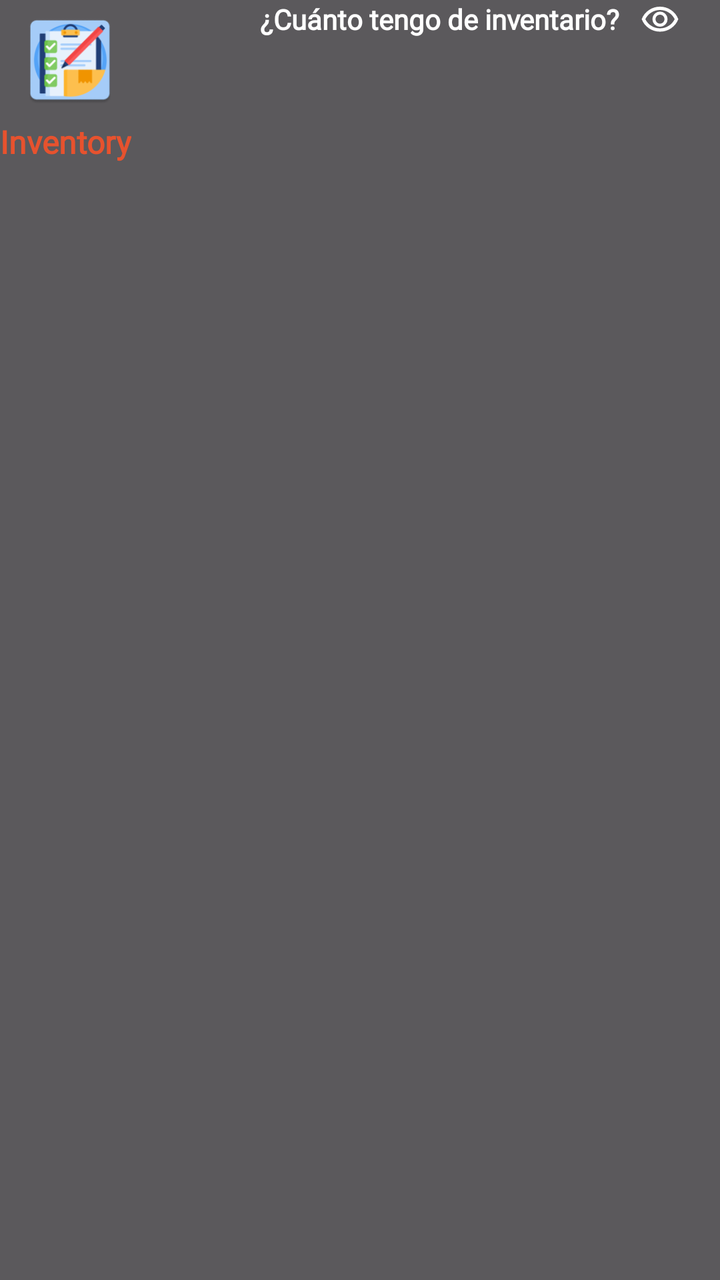
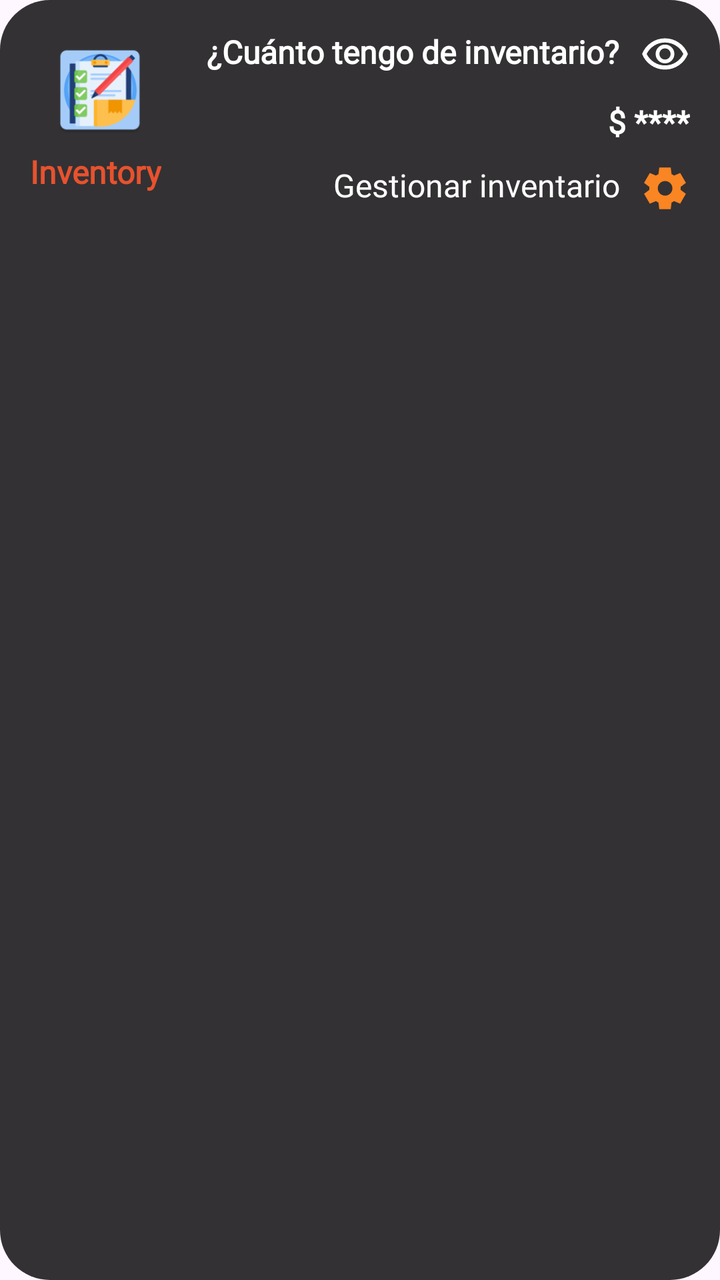

An Android layout rendered at two revisions. The XML below is the earlier revision; the diff shows what the commit changed to produce the second picture.
<!-- AndroidManifest.xml: application theme Theme.MiniProyecto1 -->
<!-- res/layout/widget.xml -->
<RelativeLayout xmlns:android="http://schemas.android.com/apk/res/android"
    android:layout_width="wrap_content"
    android:layout_height="wrap_content"
    android:backgroundTint="@color/black_specific"
    style="@style/Theme.InventoryWidget.AppWidgetContainer"
    >

    <ImageView
        android:id="@+id/widgetLogo"
        android:layout_width="50dp"
        android:layout_height="60dp"
        android:src="@drawable/icon_widget"
        android:layout_alignParentTop="true"
        android:layout_alignParentStart="true"
        android:layout_marginStart="10dp"
    />

    <TextView
        android:id="@+id/tvwidget"
        android:layout_width="wrap_content"
        android:layout_height="wrap_content"
        android:fontFamily="@font/roboto_bold"
        android:text="@string/Inventory"
        android:textColor="@color/red_orange"
        android:textStyle="bold"
        android:textSize="16dp"
        android:layout_below="@+id/widgetLogo"
    />

    <TextView
        android:layout_width="wrap_content"
        android:layout_height="wrap_content"
        android:fontFamily="@font/roboto_bold"
        android:text="¿Cuánto tengo de inventario?"
        android:layout_alignParentTop="true"
        android:layout_marginEnd="10dp"
        android:textStyle="bold"
        android:textColor="@color/white"
        android:layout_toStartOf="@id/iseye"
    />

    <ImageView
        android:id="@+id/iseye"
        android:layout_width="20dp"
        android:layout_height="20dp"
        android:src="@drawable/eye"
        android:layout_alignParentTop="true"
        android:layout_alignParentEnd="true"
        android:layout_marginEnd="20dp"

    />






</RelativeLayout>
<!-- resources referenced by this layout -->
<resources>
  <color name="black_specific">#CC000000</color>
  <color name="red_orange">#e7522e</color>
  <color name="white">#FFFFFFFF</color>
  <!-- drawable eye (drawable) -->
  <vector xmlns:android="http://schemas.android.com/apk/res/android"
      android:width="24dp"
      android:height="24dp"
      android:viewportWidth="960"
      android:viewportHeight="960">
    <path
        android:pathData="M480,640q75,0 127.5,-52.5T660,460q0,-75 -52.5,-127.5T480,280q-75,0 -127.5,52.5T300,460q0,75 52.5,127.5T480,640ZM480,568q-45,0 -76.5,-31.5T372,460q0,-45 31.5,-76.5T480,352q45,0 76.5,31.5T588,460q0,45 -31.5,76.5T480,568ZM480,760q-146,0 -266,-81.5T40,460q54,-137 174,-218.5T480,160q146,0 266,81.5T920,460q-54,137 -174,218.5T480,760ZM480,460ZM480,680q113,0 207.5,-59.5T832,460q-50,-101 -144.5,-160.5T480,240q-113,0 -207.5,59.5T128,460q50,101 144.5,160.5T480,680Z"
        android:fillColor="#FFFFFF"/>
  </vector>
  <!-- drawable icon_widget: png bitmap (drawable, 8232 bytes) -->
  <string name="Inventory">Inventory</string>
  <style name="Theme.InventoryWidget.AppWidgetContainer" parent="Theme.Material3.DayNight.NoActionBar">
      <item name="android:background">@color/black_specific</item>
    </style>
  <style name="Theme.MiniProyecto1" parent="Base.Theme.MiniProyecto1" />
  <style name="Base.Theme.MiniProyecto1" parent="Theme.Material3.DayNight.NoActionBar">
      
      
    </style>
</resources>

<!-- the commit's change to res/layout/widget.xml (unified diff, before → after) -->
@@ -1,7 +1,6 @@
 <RelativeLayout xmlns:android="http://schemas.android.com/apk/res/android"
     android:layout_width="wrap_content"
     android:layout_height="wrap_content"
-    android:backgroundTint="@color/black_specific"
     style="@style/Theme.InventoryWidget.AppWidgetContainer"
     >
 
@@ -23,7 +22,7 @@
         android:text="@string/Inventory"
         android:textColor="@color/red_orange"
         android:textStyle="bold"
-        android:textSize="16dp"
+        android:textSize="16sp"
         android:layout_below="@+id/widgetLogo"
     />
 
@@ -37,17 +36,53 @@
         android:textStyle="bold"
         android:textColor="@color/white"
         android:layout_toStartOf="@id/iseye"
+        android:textSize="16sp"
     />
 
-    <ImageView
+    <ImageButton
         android:id="@+id/iseye"
-        android:layout_width="20dp"
-        android:layout_height="20dp"
-        android:src="@drawable/eye"
+        android:layout_width="25dp"
+        android:layout_height="25dp"
+        android:background="@drawable/eye"
         android:layout_alignParentTop="true"
         android:layout_alignParentEnd="true"
-        android:layout_marginEnd="20dp"
+    />
 
+    <TextView
+        android:id="@+id/tvprice"
+        android:layout_width="wrap_content"
+        android:layout_height="wrap_content"
+        android:fontFamily="@font/roboto_bold"
+        android:textStyle="bold"
+        android:textColor="@color/white"
+        android:text="$ ****"
+        android:layout_below="@id/iseye"
+        android:layout_alignParentEnd="true"
+        android:textSize="16sp"
+        android:layout_marginTop="10dp"
+        android:layout_marginBottom="10dp"
+    />
+
+    <TextView
+        android:layout_width="wrap_content"
+        android:layout_height="wrap_content"
+        android:fontFamily="@font/roboto_regular"
+        android:text="Gestionar inventario"
+        android:layout_marginEnd="10dp"
+        android:textStyle="normal"
+        android:textColor="@color/white"
+        android:layout_below="@id/tvprice"
+        android:layout_toStartOf="@id/ivsets"
+        android:textSize="16sp"
+    />
+
+    <ImageButton
+        android:id="@+id/ivsets"
+        android:layout_width="25dp"
+        android:layout_height="25dp"
+        android:background="@drawable/settings"
+        android:layout_below="@id/tvprice"
+        android:layout_alignParentEnd="true"
     />
 
 
@@ -55,4 +90,6 @@
 
 
 
+
+
 </RelativeLayout>
<!-- resource entries referenced after the edit -->
@@ -1,6 +1,13 @@
 <!-- resources referenced by this layout -->
 <resources>
   <color name="black_specific">#CC000000</color>
+  <!-- drawable widget_background (drawable) -->
+  <shape xmlns:android="http://schemas.android.com/apk/res/android"
+      android:shape="rectangle">
+  
+      <corners android:radius="25dp" />
+      
+  </shape>
   <color name="red_orange">#e7522e</color>
   <color name="white">#FFFFFFFF</color>
   <!-- drawable eye (drawable) -->
@@ -14,9 +21,24 @@
         android:fillColor="#FFFFFF"/>
   </vector>
   <!-- drawable icon_widget: png bitmap (drawable, 8232 bytes) -->
+  <!-- drawable settings (drawable) -->
+  <vector xmlns:android="http://schemas.android.com/apk/res/android"
+      android:width="24dp"
+      android:height="24dp"
+      android:viewportWidth="960"
+      android:viewportHeight="960">
+    <path
+        android:pathData="m370,880 l-16,-128q-13,-5 -24.5,-12T307,725l-119,50L78,585l103,-78q-1,-7 -1,-13.5v-27q0,-6.5 1,-13.5L78,375l110,-190 119,50q11,-8 23,-15t24,-12l16,-128h220l16,128q13,5 24.5,12t22.5,15l119,-50 110,190 -103,78q1,7 1,13.5v27q0,6.5 -2,13.5l103,78 -110,190 -118,-50q-11,8 -23,15t-24,12L590,880L370,880ZM482,620q58,0 99,-41t41,-99q0,-58 -41,-99t-99,-41q-59,0 -99.5,41T342,480q0,58 40.5,99t99.5,41Z"
+        android:fillColor="#FA8523"/>
+  </vector>
   <string name="Inventory">Inventory</string>
   <style name="Theme.InventoryWidget.AppWidgetContainer" parent="Theme.Material3.DayNight.NoActionBar">
-      <item name="android:background">@color/black_specific</item>
+      <item name="android:backgroundTint">@color/black_specific</item>
+      <item name="android:paddingStart">15dp</item>
+      <item name="android:paddingEnd">15dp</item>
+      <item name="android:paddingTop">15dp</item>
+      <item name="android:paddingBottom">15dp</item>
+      <item name="android:background">@drawable/widget_background</item>
     </style>
   <style name="Theme.MiniProyecto1" parent="Base.Theme.MiniProyecto1" />
   <style name="Base.Theme.MiniProyecto1" parent="Theme.Material3.DayNight.NoActionBar">
